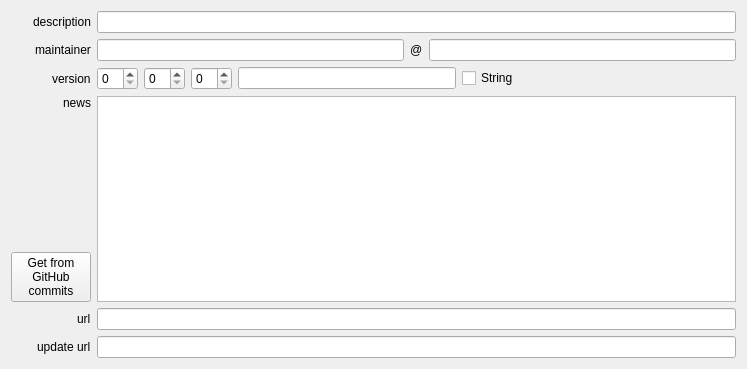
Old version of the form ui/a2widget/modsource_editor.ui in the repository ewerybody/a2.
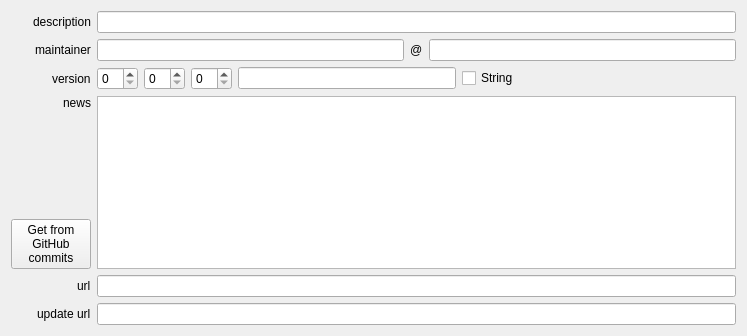
New version of the form. Custom widgets are drawn as their Qt base class.

Commit message: using new a2text field minmax lines

The edit to the form file:
```diff
--- a/ui/a2widget/modsource_editor.ui
+++ b/ui/a2widget/modsource_editor.ui
@@ -7,7 +7,7 @@
     <x>0</x>
     <y>0</y>
     <width>747</width>
-    <height>369</height>
+    <height>336</height>
    </rect>
   </property>
   <property name="windowTitle">
```
The commit also changes 2 other files.
